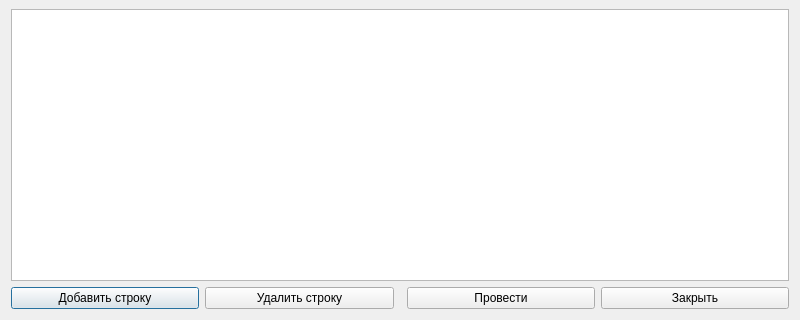
Smurf72T/POC_Terminal_Tracker, file src/ui/dialogs/receiptform.ui: the form before one commit; both pictures show x 0 to 800 and y 280 to 600 of the 800 by 600 pixel window.
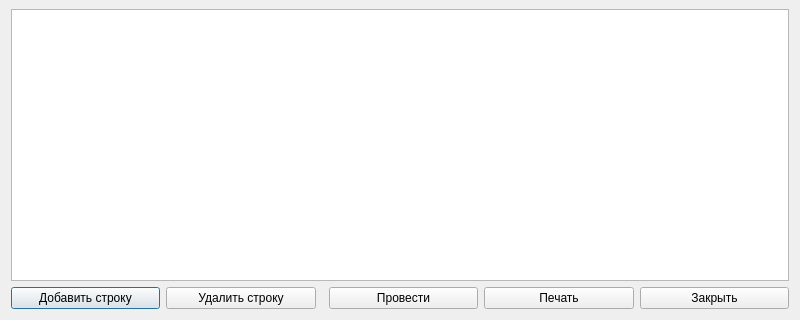
The form after the commit.

Commit message: Новый функционал: управление пользователями, графики, печать, поиск, тема, долги, статусы

```diff
--- a/src/ui/dialogs/receiptform.ui
+++ b/src/ui/dialogs/receiptform.ui
@@ -27,6 +27,7 @@
                     <item><widget class="QPushButton" name="btnDeleteRow"><property name="text"><string>Удалить строку</string></property></widget></item>
                     <item><spacer name="horizontalSpacer"><property name="orientation"><enum>Qt::Horizontal</enum></property></spacer></item>
                     <item><widget class="QPushButton" name="btnPost"><property name="text"><string>Провести</string></property></widget></item>
+                    <item><widget class="QPushButton" name="btnPrint"><property name="text"><string>Печать</string></property></widget></item>
                     <item><widget class="QPushButton" name="btnClose"><property name="text"><string>Закрыть</string></property></widget></item>
                 </layout>
             </item>
```
The commit also changes 20 other files.
